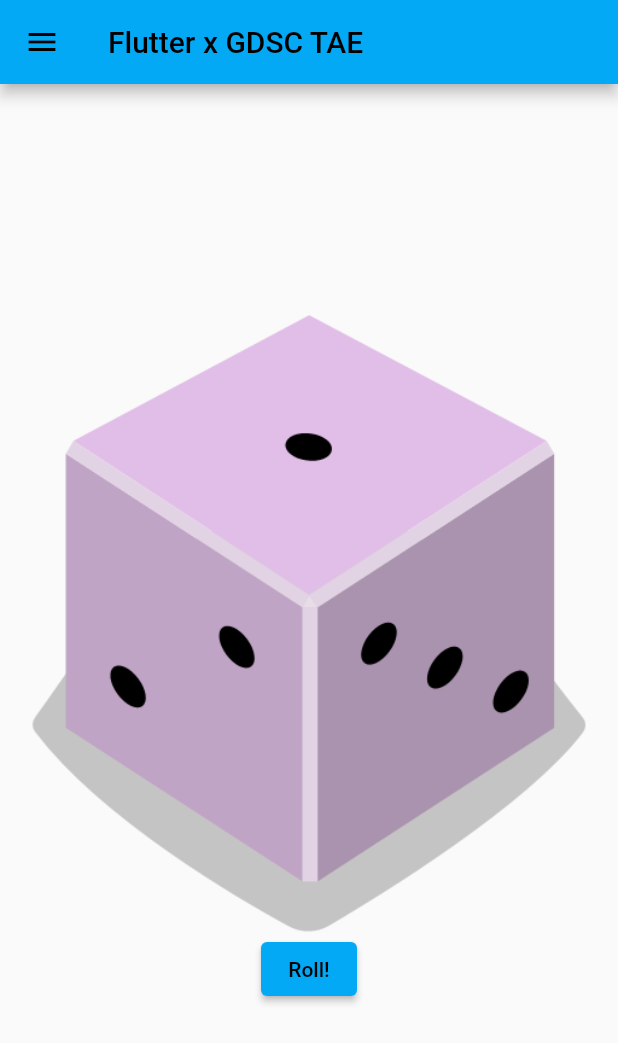
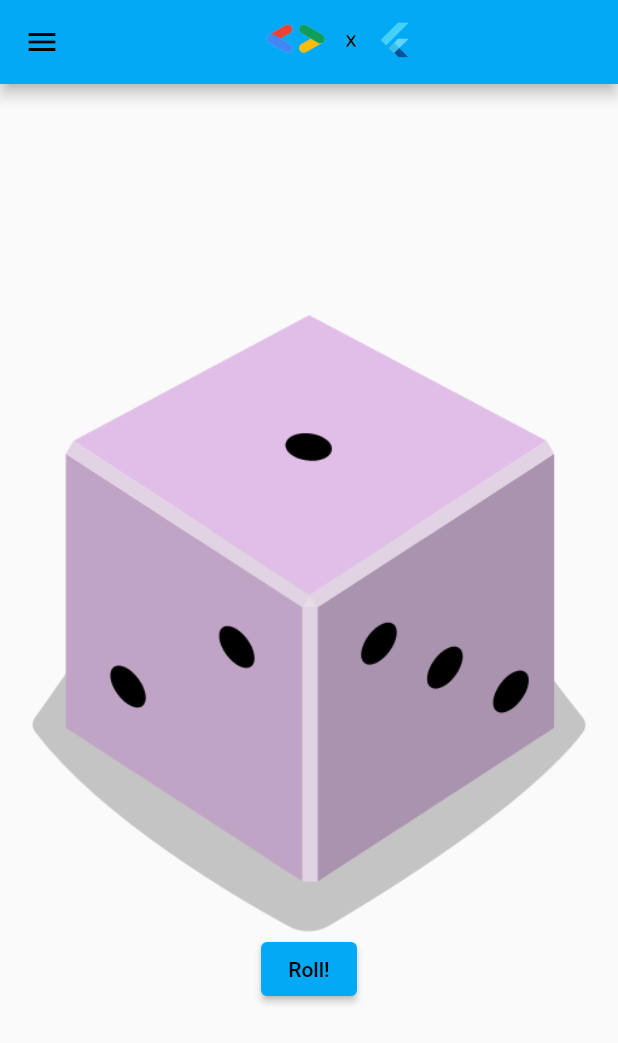
Before and after one commit to AlphaCoder147/Dice_App, a Flutter app: the screen it shows after launch, after a tap on "GO!", on a phone screen of 412 x 824 dp. Shown: the top 1043 px of the screen. Run offline on Flutter 3.47's test engine with Material 2 defaults, Android fonts, the phone set to English and light mode, and no system bars.

Commit message:
Third Commit 1315h

```diff
--- a/lib/screens/firstpage.dart
+++ b/lib/screens/firstpage.dart
@@ -36,7 +36,13 @@ class FisrtPage extends StatelessWidget {
                     style: TextButton.styleFrom(),
                     child: const Text("GO!"),
                   ),
-                  Image.asset("assets/images/flxgdsc_logo.png", scale: 1.5),
+                  const SizedBox(
+                    height: 20.0,
+                  ),
+                  Image.asset(
+                    "assets/images/flxgdsc_logo.png",
+                    fit: BoxFit.cover,
+                  ),
                 ],
               ),
             ),
--- a/lib/screens/secondpage.dart
+++ b/lib/screens/secondpage.dart
@@ -20,7 +20,11 @@ class _SecondPageState extends State<SecondPage> {
   Widget build(BuildContext context) {
     return Scaffold(
       appBar: AppBar(
-        title: const Text("Flutter x GDSC TAE"),
+        title: Image.asset(
+          "assets/images/flxgdsc_logo.png",
+          fit: BoxFit.cover,
+          alignment: Alignment.center,
+        ),
       ),
       body: Center(
         child: SingleChildScrollView(
```
